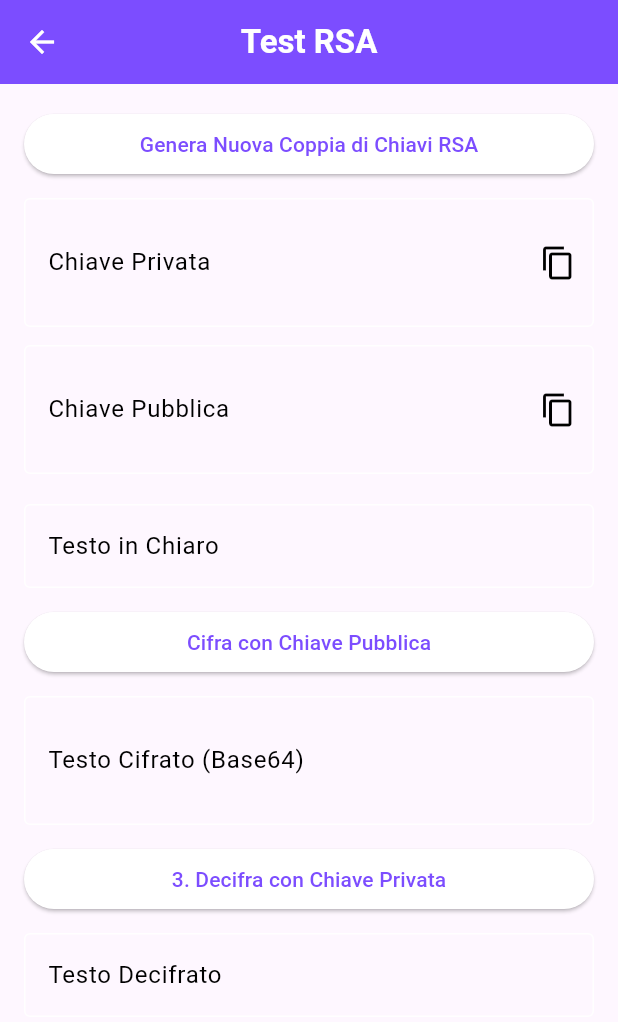
After one commit to SerpenTaki/key_wallet_app, a Flutter app: the RsaTestPage screen opened directly, after a tap on "Genera Nuova Coppia di Chiavi RSA", on a phone screen of 412 x 824 dp. The commit adds this screen. Shown: the top 1022 px of the screen. Run offline on Flutter 3.47's test engine with Material 3 defaults, Android fonts, the phone set to English and light mode, and no system bars; our stand-ins replace cloud_firestore, firebase_auth, firebase_core, flutter_colorpicker, flutter_secure_storage; missing offline and left inert: flutter_nfc_kit, pointycastle; accounts and stored records are empty; generated files the repository leaves out were written again.

Commit message:
cifratura per me e destinatario

```diff
--- a/lib/screens/keys_page.dart
+++ b/lib/screens/keys_page.dart
@@ -32,6 +32,7 @@ class _KeysPageState extends State<KeysPage>
 
   @override
   Widget build(BuildContext context) {
+    print(widget.wallet.localKeyIdentifier);
     return Scaffold(
       body: Scrollbar(
         trackVisibility: true,
--- /dev/null
+++ b/lib/screens/rsa_test_page.dart
@@ -0,0 +1,197 @@
+import 'dart:convert';
+import 'package:flutter/material.dart';
+import 'package:flutter/services.dart';
+import 'package:key_wallet_app/services/cryptography_gen.dart';
+import 'package:pointycastle/asymmetric/api.dart' as pointy;
+
+class RsaTestPage extends StatefulWidget {
+  final String? initialPublicKeyString;
+  final String? initialPrivateKeyString;
+
+  const RsaTestPage({
+    super.key,
+    this.initialPublicKeyString,
+    this.initialPrivateKeyString,
+  });
+
+  @override
+  State<RsaTestPage> createState() => _RsaTestPageState();
+}
+
+class _RsaTestPageState extends State<RsaTestPage> {
+  final _privateKeyController = TextEditingController();
+  final _publicKeyController = TextEditingController();
+  final _plainTextController = TextEditingController();
+  final _processedTextController = TextEditingController();
+  final _recoveredTextController = TextEditingController();
+
+  pointy.RSAPrivateKey? _currentPrivateKey;
+  pointy.RSAPublicKey? _currentPublicKey;
+  Uint8List? _currentProcessedData;
+
+  @override
+  void initState() {
+    super.initState();
+    if (widget.initialPublicKeyString != null) {
+      _publicKeyController.text = widget.initialPublicKeyString!;
+      _currentPublicKey = publicKeyFromString(widget.initialPublicKeyString!);
+    }
+    if (widget.initialPrivateKeyString != null) {
+      _privateKeyController.text = widget.initialPrivateKeyString!;
+      _currentPrivateKey = privateKeyFromString(
+        widget.initialPrivateKeyString!,
+      );
+    }
+  }
+
+  void _generateKeys() {
+    final secureRandom = getSecureRandom();
+    final keyPair = generateRSAkeyPair(secureRandom);
+
+    _currentPrivateKey = keyPair.privateKey as pointy.RSAPrivateKey;
+    _currentPublicKey = keyPair.publicKey as pointy.RSAPublicKey;
+
+    _privateKeyController.text = privateKeyToString(_currentPrivateKey!);
+    _publicKeyController.text = publicKeyToString(_currentPublicKey!);
+
+    _processedTextController.clear();
+    _recoveredTextController.clear();
+    _currentProcessedData = null;
+    ScaffoldMessenger.of(context).showSnackBar(
+      const SnackBar(content: Text('Nuova coppia di chiavi RSA generata!')),
+    );
+  }
+
+  Future<void> _encryptWithPublicKey() async {
+    if (_currentPublicKey == null && _publicKeyController.text.isNotEmpty) {
+      _currentPublicKey = publicKeyFromString(_publicKeyController.text);
+    }
+    if (_currentPublicKey == null) {
+      ScaffoldMessenger.of(context).showSnackBar(const SnackBar(content: Text('Nessuna chiave pubblica valida disponibile.'),),);
+      return;
+    }
+
+    final encrypted = await rsaEncrypt(
+      _plainTextController.text,
+      _currentPublicKey!,
+    );
+
+    if (encrypted != null) {
+      setState(() {
+        _currentProcessedData = encrypted;
+        _processedTextController.text = base64Encode(encrypted);
+        _recoveredTextController.clear();
+      });
+      ScaffoldMessenger.of(context).showSnackBar(const SnackBar(content: Text('Testo cifrato con chiave pubblica!')),);
+    }
+  }
+
+  Future<void> _decryptWithPrivateKey() async {
+    if (_currentPrivateKey == null && _privateKeyController.text.isNotEmpty) {
+      _currentPrivateKey = privateKeyFromString(_privateKeyController.text);
+    }
+    if (_currentPrivateKey == null) {
+      ScaffoldMessenger.of(context).showSnackBar(const SnackBar(content: Text('Nessuna chiave privata valida disponibile.'),),);
+      return;
+    }
+
+    if (_currentProcessedData == null &&
+        _processedTextController.text.isNotEmpty) {
+      try {
+        _currentProcessedData = base64Decode(_processedTextController.text);
+      } catch (_) {
+        ScaffoldMessenger.of(context).showSnackBar(const SnackBar(content: Text('Testo cifrato non valido.')),);
+        return;
+      }
+    }
+
+    if (_currentProcessedData == null) {
+      ScaffoldMessenger.of(context).showSnackBar(const SnackBar(content: Text('Nessun dato cifrato da decifrare.')),);
+      return;
+    }
+
+    final decrypted = await rsaDecrypt(
+      _currentProcessedData!,
+      _currentPrivateKey!,
+    );
+
+    if (decrypted != null) {
+      setState(() {_recoveredTextController.text = decrypted;});
+      ScaffoldMessenger.of(context).showSnackBar(const SnackBar(content: Text('Testo decifrato con chiave privata!')),);
+    }
+  }
+
+  Widget _buildKeyTextField(TextEditingController controller, String label, String hint,) {
+    return TextField(
+      controller: controller,
+      decoration: InputDecoration(
+        labelText: label,
+        hintText: hint,
+        border: const OutlineInputBorder(),
+        suffixIcon: IconButton(
+          icon: const Icon(Icons.copy),
+          onPressed: () {
+            if (controller.text.isNotEmpty) {
+              Clipboard.setData(ClipboardData(text: controller.text));
+              ScaffoldMessenger.of(context).showSnackBar(
+                SnackBar(content: Text('$label copiata negli appunti!')),
+              );
+            }
+          },
+        ),
+      ),
+      maxLines: 3,
+      style: const TextStyle(fontSize: 12),
+    );
+  }
+
+  @override
+  Widget build(BuildContext context) {
+    return Scaffold(
+      appBar: AppBar(
+        title: const Text('Test RSA', style: TextStyle(fontWeight: FontWeight.bold),),
+        centerTitle: true,
+        backgroundColor: Theme.of(context).colorScheme.primary,
+        foregroundColor: Theme.of(context).colorScheme.inversePrimary,
+      ),
+      body: SingleChildScrollView(
+        padding: const EdgeInsets.all(16.0),
+        child: Column(
+          crossAxisAlignment: CrossAxisAlignment.stretch,
+          children: <Widget>[
+            ElevatedButton(onPressed: _generateKeys, child: const Text('Genera Nuova Coppia di Chiavi RSA'),),
+            const SizedBox(height: 12),
+            _buildKeyTextField(_privateKeyController, 'Chiave Privata', 'Genera o incolla la chiave privata',),
+            const SizedBox(height: 12),
+            _buildKeyTextField(_publicKeyController, 'Chiave Pubblica', 'Genera o incolla la chiave pubblica',),
+            const SizedBox(height: 20),
+            TextField(
+              controller: _plainTextController,
+              decoration: const InputDecoration(labelText: 'Testo in Chiaro', border: OutlineInputBorder(),),
+            ),
+            const SizedBox(height: 12),
+            ElevatedButton(
+              onPressed: _encryptWithPublicKey,
+              child: const Text('Cifra con Chiave Pubblica'),
+            ),
+            const SizedBox(height: 12),
+            TextField(
+              controller: _plainTextController,
+              decoration: const InputDecoration(labelText: 'Testo Cifrato (Base64)', border: OutlineInputBorder(),),
+              maxLines: 3,
+              style: const TextStyle(fontSize: 12),
+            ),
+            const SizedBox(height: 12),
+            ElevatedButton(onPressed: _decryptWithPrivateKey, child: const Text('3. Decifra con Chiave Privata'),),
+            const SizedBox(height: 12),
+            TextField(
+              controller: _recoveredTextController,
+              decoration: const InputDecoration(labelText: 'Testo Decifrato', border: OutlineInputBorder(),),
+              readOnly: true,
+            ),
+          ],
+        ),
+      ),
+    );
+  }
+}
--- a/lib/services/chat_service.dart
+++ b/lib/services/chat_service.dart
@@ -76,6 +76,7 @@ class ChatService {
   Future<String?> translateMessage(String message, Wallet wallet) async {
     final secureStorage = SecureStorage();
     final walletPrivateKeyJson = await secureStorage.readSecureData(wallet.localKeyIdentifier);
+    print(" da translate : ${wallet.localKeyIdentifier}");
     if (walletPrivateKeyJson == null) return "[ERRORE: nessuna chiave trovata]";
 
     final RSAPrivateKey receiverKey = parsePrivateKeyFromJsonString(walletPrivateKeyJson);
--- a/lib/widgets/chatWidgets/build_message_list.dart
+++ b/lib/widgets/chatWidgets/build_message_list.dart
@@ -44,7 +44,7 @@ class BuildMessageList extends StatelessWidget {
     bool isCurrentUser = data['senderWalletId'] == senderWallet.id;
 
     return FutureBuilder<String?>(
-      future: _chatService.translateMessage(data['message'], receiverWallet),
+      future: _chatService.translateMessage(data['message'], senderWallet),
       builder: (context, snapshot) {
         if (snapshot.hasError) {
           return Text(
```
Also changed, not shown: lib/screens/wallet_page.dart (+64 -21 lines).
